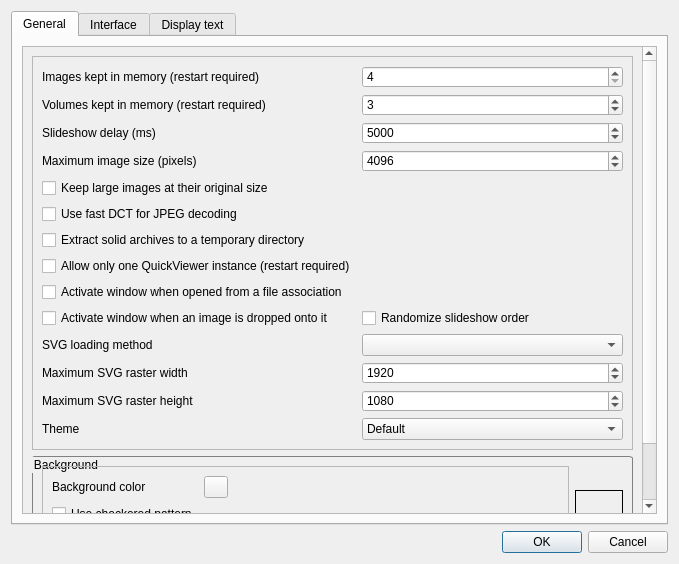
First picture: the form in apps/quickviewer/src/optionsdialog.ui, repository nai62/quickviewer, before the edit.
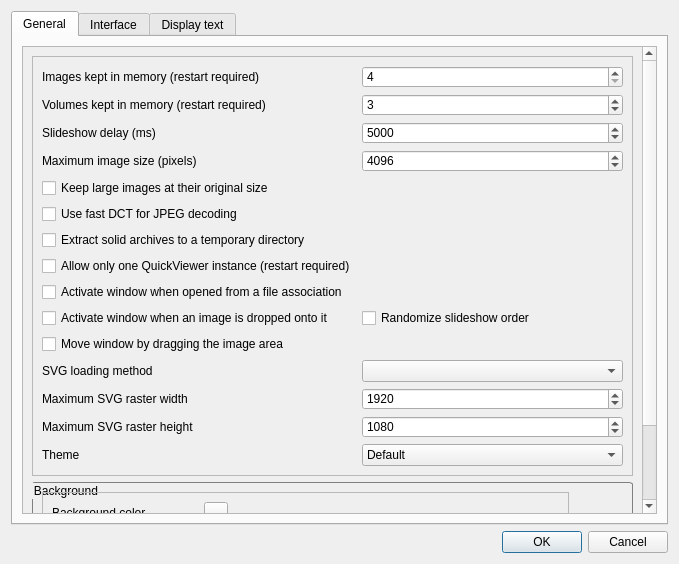
Second picture: the form after the edit.

Commit message: feat: add opt-in window dragging from image area

Diff of the .ui file:
```diff
--- a/apps/quickviewer/src/optionsdialog.ui
+++ b/apps/quickviewer/src/optionsdialog.ui
@@ -245,6 +245,16 @@
                 </property>
                </widget>
               </item>
+              <item row="12" column="0" colspan="2">
+               <widget class="QCheckBox" name="checkBoxMoveWindowByDraggingImage">
+                <property name="toolTip">
+                 <string>Drag an image or the surrounding margin to move the window. Image drag-scrolling and loupe operations take priority. Unavailable in full screen.</string>
+                </property>
+                <property name="text">
+                 <string>Move window by dragging the image area</string>
+                </property>
+               </widget>
+              </item>
               <item row="13" column="0">
                <widget class="QLabel" name="labelSvgLoaderSelector">
                 <property name="text">
```
The commit also changes 8 other files.
